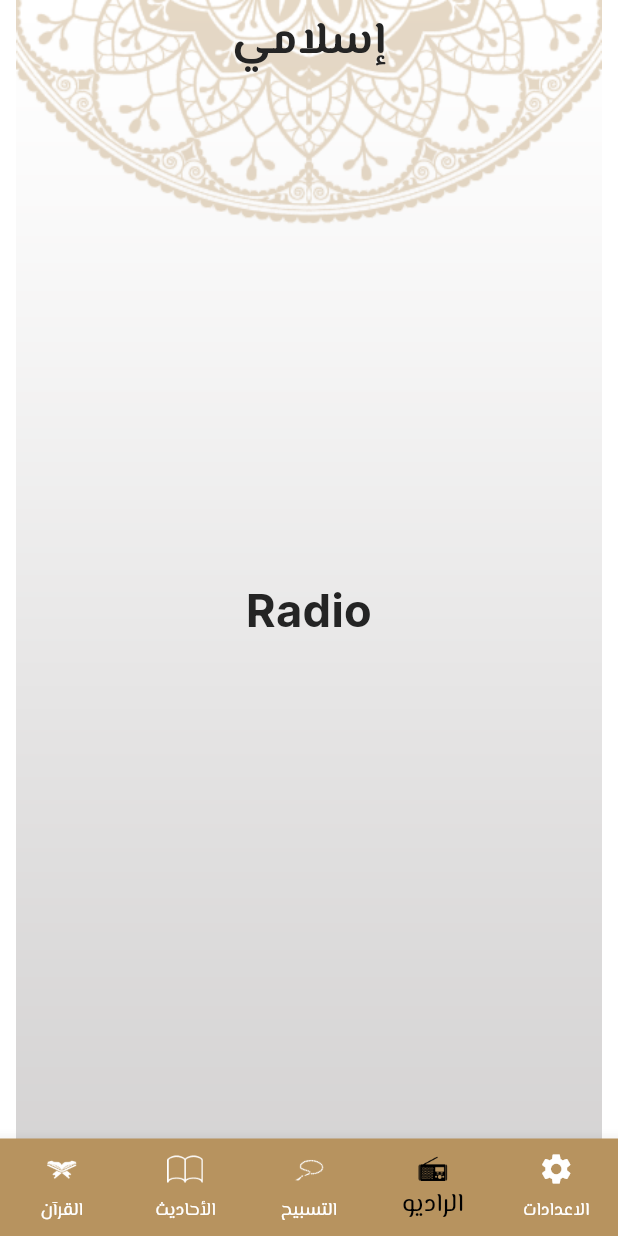
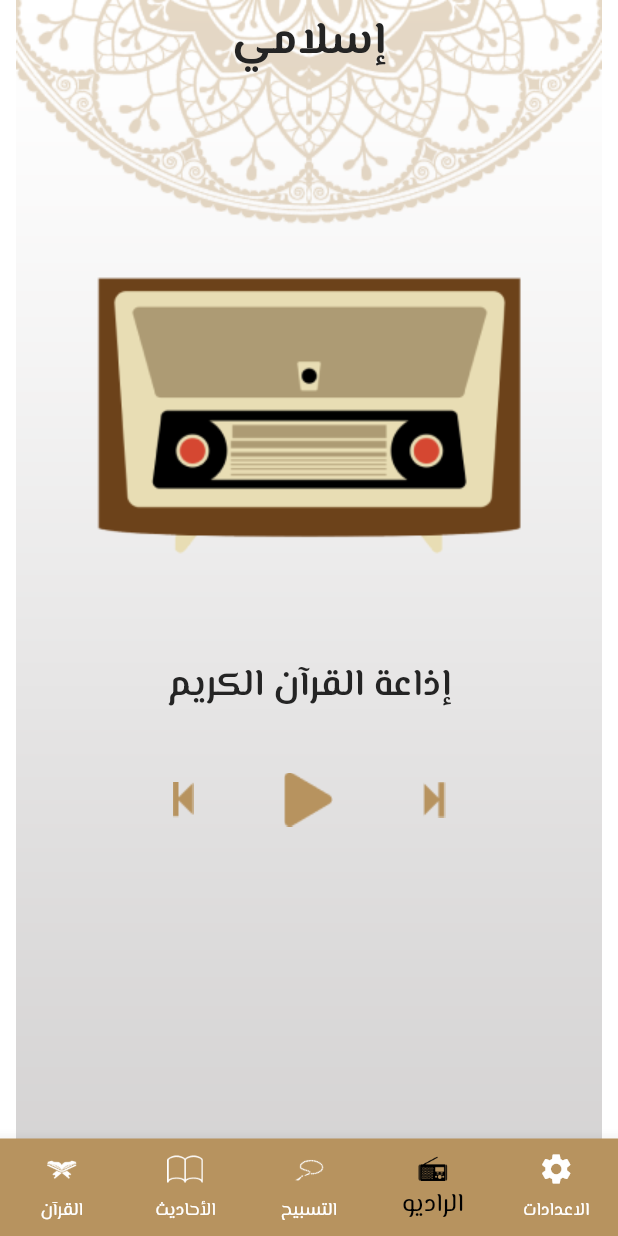
Before and after one commit to AyaAlaa010/islami, a Flutter app: the screen it shows after launch, item 4 of the bottom bar chosen, on a phone screen of 412 x 824 dp. Run offline on Flutter 3.47's test engine with Material 3 defaults, Android fonts, the phone set to English and light mode, and no system bars.

Commit message:
radio is done

```diff
--- a/lib/moduls/radio/page/radio_view.dart
+++ b/lib/moduls/radio/page/radio_view.dart
@@ -1,14 +1,37 @@
+
 import 'package:flutter/cupertino.dart';
 import 'package:flutter/material.dart';
 
 class RadioView extends StatelessWidget {
   const RadioView({super.key});
 
+
   @override
   Widget build(BuildContext context) {
+    var theme=Theme.of(context);
+    var meediaQuery=MediaQuery.of(context).size;
     return Center(
-      child: Container(
-        child: Text("Radio",style: TextStyle(fontWeight: FontWeight.bold,fontSize: 30),textAlign: TextAlign.center,),
+      child: Column(
+        children: [
+         const SizedBox(height: 110,),
+          Image.asset("assets/images/radio.png",),
+      const SizedBox(height: 50,),
+
+      Text("إذاعة القرآن الكريم",style:theme.textTheme.bodyLarge,),
+          const SizedBox(height: 40,),
+
+          Row(
+            mainAxisAlignment: MainAxisAlignment.center,
+            children: [
+              Image.asset("assets/images/Icon metro-back.png"),
+              SizedBox(width: 60,),
+              Image.asset("assets/images/Icon awesome-play.png"),
+              SizedBox(width: 60,),
+              Image.asset("assets/images/Icon metro-next.png"),
+            ],
+          ),
+
+        ],
       ),
     );
   }
--- a/lib/moduls/tasbih/page/tasbih_view.dart
+++ b/lib/moduls/tasbih/page/tasbih_view.dart
@@ -79,7 +79,6 @@ class _TasbihViewState extends State<TasbihView>   with SingleTickerProviderStat
             ),
            const SizedBox(height: 30,),
             TextButton(onPressed: (){
-
               setState(() {
                 makeRotate();
               });
```
Also changed, not shown: assets/images/Icon awesome-play.png (added), assets/images/Icon metro-back.png (added), assets/images/Icon metro-next.png (added), assets/images/radio.png (added).
